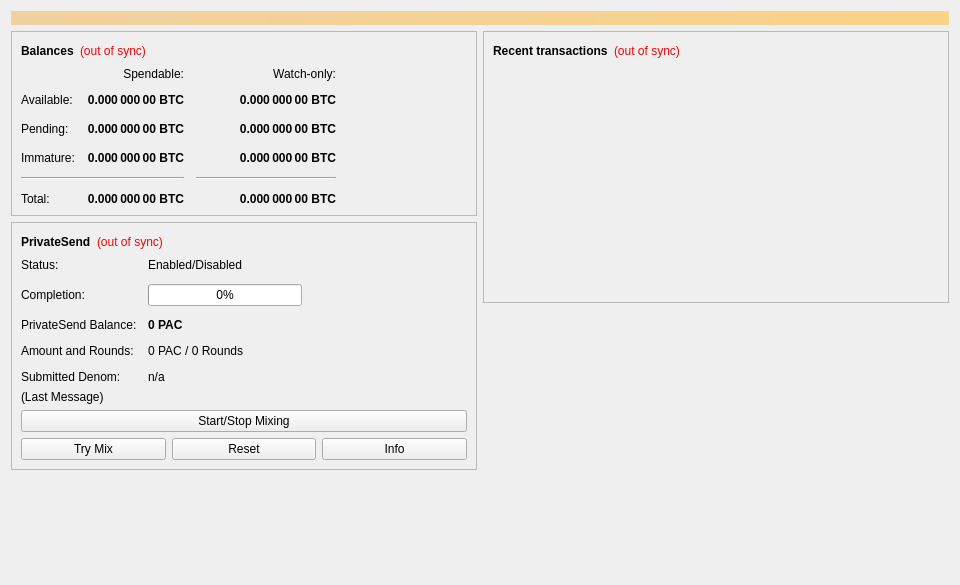
Before: the Qt Designer form src/qt/forms/overviewpage.ui in theRealDijida/PAC, drawn with Qt 5.
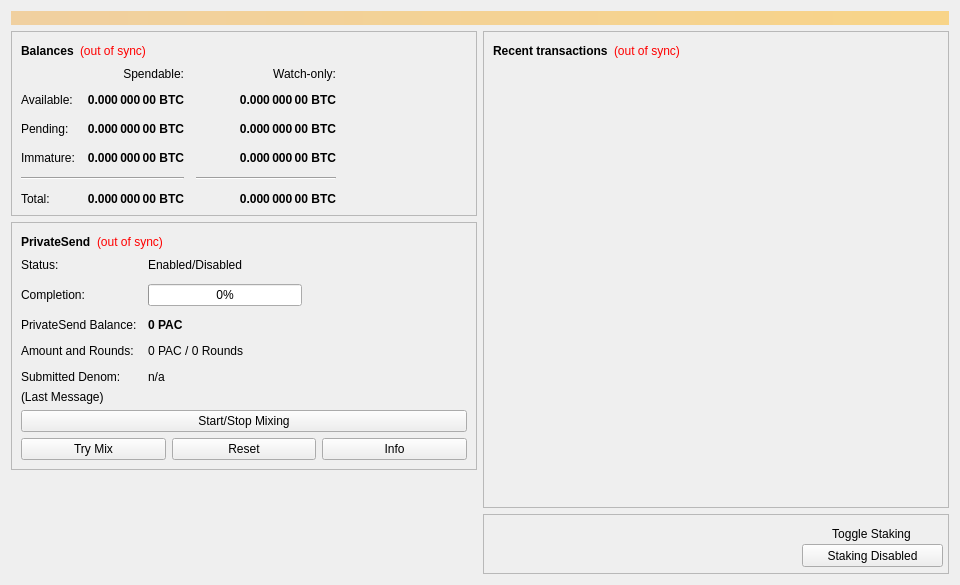
After: the same form once the commit is applied.

Commit message: Draft implementation of staking toggle.

Diff of the .ui file:
```diff
--- a/src/qt/forms/overviewpage.ui
+++ b/src/qt/forms/overviewpage.ui
@@ -730,21 +730,69 @@
             </property>
            </widget>
           </item>
+          <item>
+           <spacer name="verticalSpacer_2">
+            <property name="orientation">
+             <enum>Qt::Vertical</enum>
+            </property>
+            <property name="sizeType">
+             <enum>QSizePolicy::Expanding</enum>
+            </property>
+            <property name="sizeHint" stdset="0">
+             <size>
+              <width>20</width>
+              <height>40</height>
+             </size>
+            </property>
+           </spacer>
+          </item>
          </layout>
         </widget>
        </item>
        <item>
-        <spacer name="verticalSpacer_2">
-         <property name="orientation">
-          <enum>Qt::Vertical</enum>
-         </property>
-         <property name="sizeHint" stdset="0">
+        <widget class="QFrame" name="frame_3">
+         <property name="minimumSize">
           <size>
-           <width>20</width>
-           <height>40</height>
+           <width>0</width>
+           <height>60</height>
           </size>
          </property>
-        </spacer>
+         <property name="frameShape">
+          <enum>QFrame::StyledPanel</enum>
+         </property>
+         <property name="frameShadow">
+          <enum>QFrame::Raised</enum>
+         </property>
+         <widget class="QPushButton" name="pushButton">
+          <property name="geometry">
+           <rect>
+            <x>319</x>
+            <y>30</y>
+            <width>141</width>
+            <height>23</height>
+           </rect>
+          </property>
+          <property name="text">
+           <string>Staking Disabled</string>
+          </property>
+         </widget>
+         <widget class="QLabel" name="label">
+          <property name="geometry">
+           <rect>
+            <x>318</x>
+            <y>10</y>
+            <width>141</width>
+            <height>20</height>
+           </rect>
+          </property>
+          <property name="text">
+           <string>Toggle Staking</string>
+          </property>
+          <property name="alignment">
+           <set>Qt::AlignCenter</set>
+          </property>
+         </widget>
+        </widget>
        </item>
       </layout>
      </item>
```
The commit also changes 6 other files.
